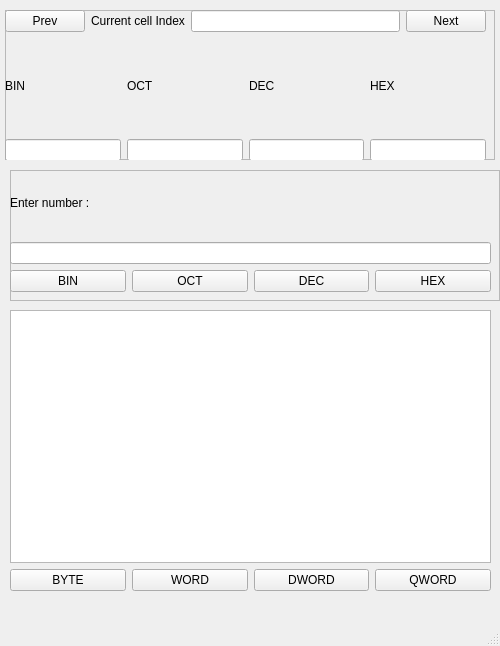
Above: mainwindow.ui from brrond/BitwiseCalc before the change. Below: the same form after it.
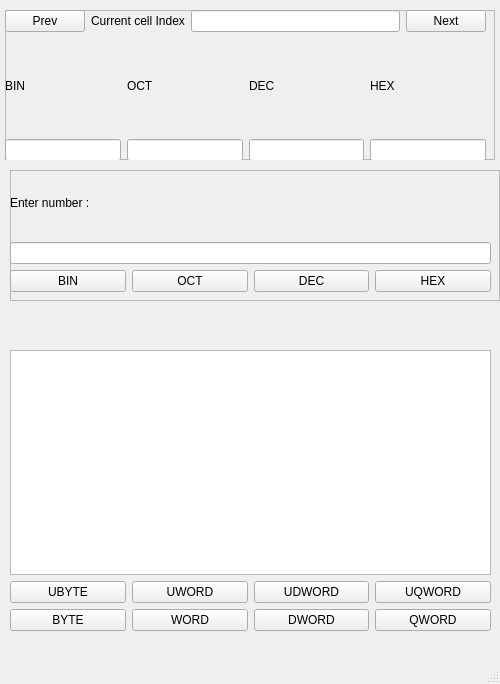
That is the form after the change.

The edit to the form file:
```diff
--- a/mainwindow.ui
+++ b/mainwindow.ui
@@ -7,7 +7,7 @@
     <x>0</x>
     <y>0</y>
     <width>500</width>
-    <height>646</height>
+    <height>684</height>
    </rect>
   </property>
   <property name="sizePolicy">
@@ -25,7 +25,7 @@
   <property name="maximumSize">
    <size>
     <width>500</width>
-    <height>646</height>
+    <height>1000</height>
    </size>
   </property>
   <property name="windowTitle">
@@ -272,7 +272,7 @@
     <property name="geometry">
      <rect>
       <x>10</x>
-      <y>310</y>
+      <y>350</y>
       <width>481</width>
       <height>281</height>
      </rect>
@@ -281,6 +281,38 @@
      <item>
       <widget class="QListWidget" name="listWidget"/>
      </item>
+     <item>
+      <layout class="QHBoxLayout" name="horizontalLayout_6">
+       <item>
+        <widget class="QPushButton" name="BByte_2">
+         <property name="text">
+          <string>UBYTE</string>
+         </property>
+        </widget>
+       </item>
+       <item>
+        <widget class="QPushButton" name="BWord_2">
+         <property name="text">
+          <string>UWORD</string>
+         </property>
+        </widget>
+       </item>
+       <item>
+        <widget class="QPushButton" name="BDWord_2">
+         <property name="text">
+          <string>UDWORD</string>
+         </property>
+        </widget>
+       </item>
+       <item>
+        <widget class="QPushButton" name="BQWord_2">
+         <property name="text">
+          <string>UQWORD</string>
+         </property>
+        </widget>
+       </item>
+      </layout>
+     </item>
      <item>
       <layout class="QHBoxLayout" name="horizontalLayout_5">
        <item>
```
